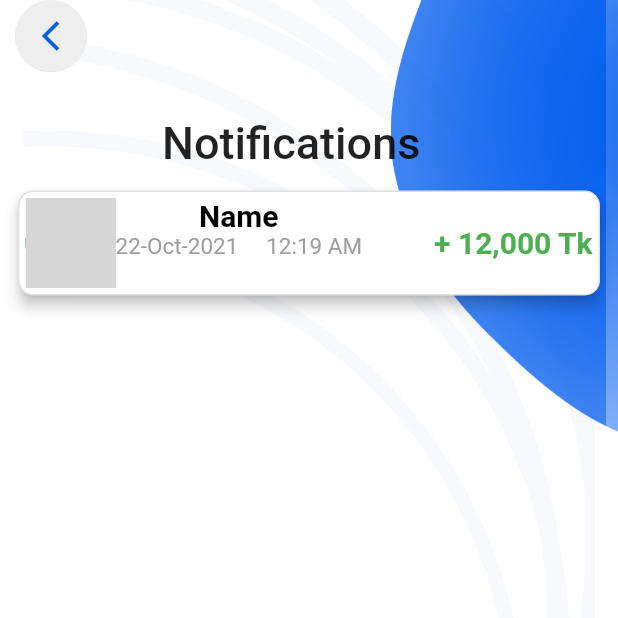
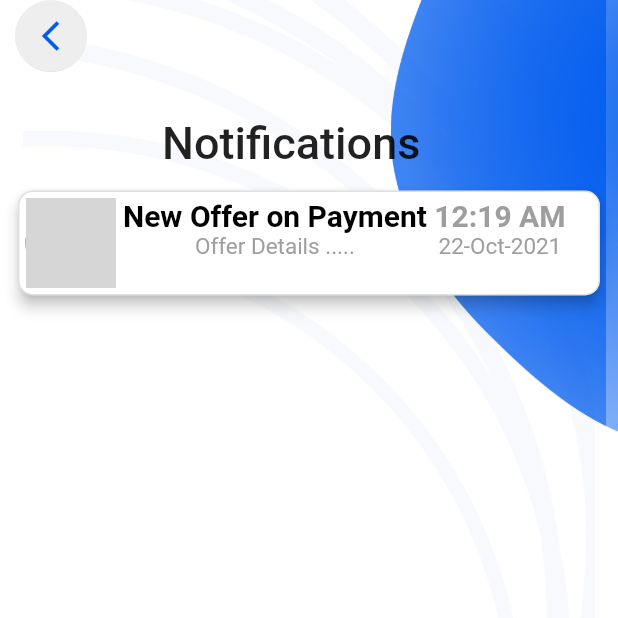
Before and after one commit to snowman1120/etaka, a Flutter app: the NotificationScreen screen opened directly, on a phone screen of 412 x 824 dp, the top half of it. Run offline on Flutter 3.47's test engine with Material 2 defaults, Android fonts, the phone set to English and light mode, and no system bars; our stand-ins replace fl_chart, flutter_spinkit, flutter_svg, fluttertoast, geolocator, persistent_bottom_nav_bar and 1 more; missing offline and left inert: flutter_sslcommerz, numeric_keyboard; accounts and stored records are empty; network calls fail; grey boxes are pictures that could not be loaded.

Commit message:
Update notification_screen.dart

```diff
--- a/lib/views/screens/notification_screen.dart
+++ b/lib/views/screens/notification_screen.dart
@@ -57,13 +57,18 @@ class _NotificationScreenState extends State<NotificationScreen> {
 
                       Column(
                         children:[
-                          Text(" Name ", style: TextStyle(fontSize: 20, fontWeight: FontWeight.bold, color: Colors.black)),
+                          Text(" New Offer on Payment ", style: TextStyle(fontSize: 20, fontWeight: FontWeight.bold, color: Colors.black)),
+                          Text("Offer Details .....",style: TextStyle(fontSize: 15, color: Colors.grey))
 
-                          Text("22-Oct-2021     12:19 AM",style: TextStyle(fontSize: 15, color: Colors.grey),),
                         ],
                       ),
-                      Spacer(flex: 2,),
-                      Text("+ 12,000 Tk", style: TextStyle(fontSize: 20, fontWeight: FontWeight.bold, color: Colors.green),)
+                      //Spacer(flex: 2,),
+                      Column(
+                        children:[
+                          Text("12:19 AM", style: TextStyle(fontSize: 20, fontWeight: FontWeight.bold, color: Colors.grey),),
+                          Text("22-Oct-2021",style: TextStyle(fontSize: 15, color: Colors.grey),)
+                        ]
+                      ),
                     ],
                   ),
                 ),
```
